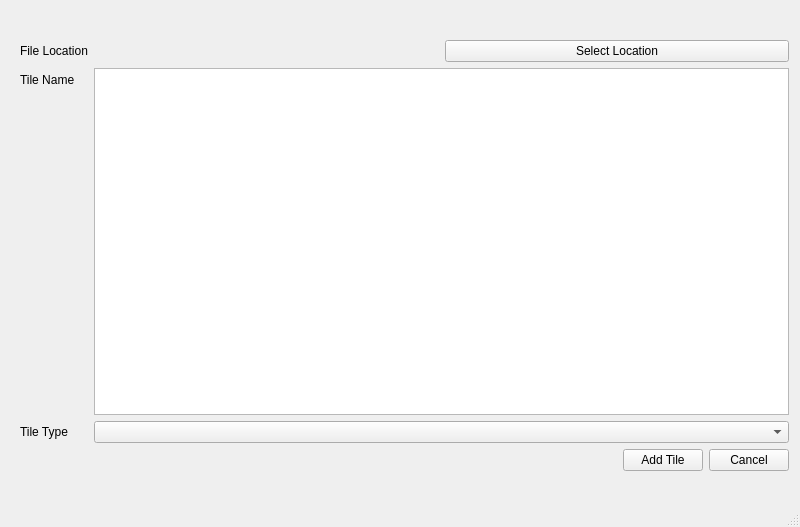
This is Attempt 2/LevelDeveloper/newtilewindow.ui in EoinAbbey-Maher/MainProject as Qt 5 draws it before an edit. The edited form follows.
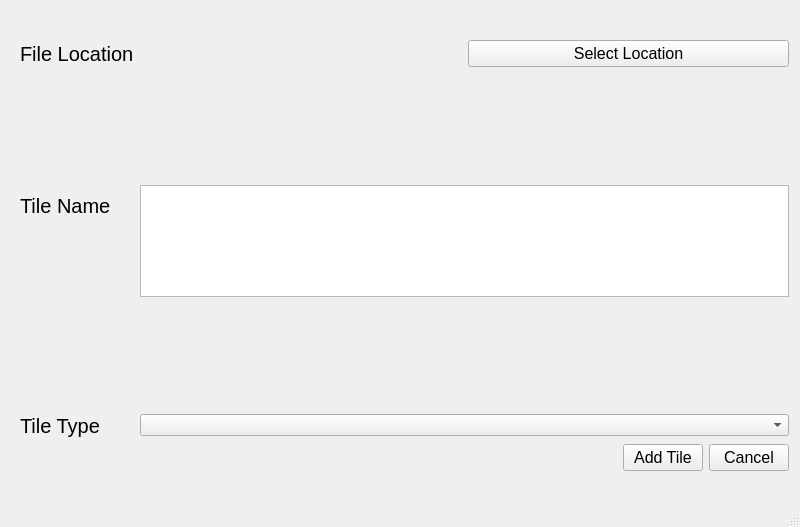
This is the edited form.

The edit to the form file:
```diff
--- a/Attempt 2/LevelDeveloper/newtilewindow.ui
+++ b/Attempt 2/LevelDeveloper/newtilewindow.ui
@@ -44,6 +44,11 @@
        </item>
        <item row="1" column="0">
         <widget class="QLabel" name="m_SelectFileText">
+         <property name="font">
+          <font>
+           <pointsize>15</pointsize>
+          </font>
+         </property>
          <property name="text">
           <string>File Location</string>
          </property>
@@ -63,6 +68,11 @@
          </item>
          <item>
           <widget class="QPushButton" name="m_SelectFileButton">
+           <property name="font">
+            <font>
+             <pointsize>12</pointsize>
+            </font>
+           </property>
            <property name="text">
             <string>Select Location</string>
            </property>
@@ -70,31 +80,64 @@
          </item>
         </layout>
        </item>
-       <item row="2" column="0">
-        <widget class="QLabel" name="m_InsertTileName">
-         <property name="text">
-          <string>Tile Name</string>
-         </property>
-        </widget>
-       </item>
        <item row="2" column="1">
-        <widget class="QPlainTextEdit" name="m_TileNameInput"/>
+        <spacer name="verticalSpacer">
+         <property name="orientation">
+          <enum>Qt::Vertical</enum>
+         </property>
+         <property name="sizeHint" stdset="0">
+          <size>
+           <width>20</width>
+           <height>40</height>
+          </size>
+         </property>
+        </spacer>
        </item>
        <item row="3" column="0">
+        <widget class="QLabel" name="m_InsertTileName">
+         <property name="font">
+          <font>
+           <pointsize>15</pointsize>
+          </font>
+         </property>
+         <property name="text">
+          <string>Tile Name</string>
+         </property>
+        </widget>
+       </item>
+       <item row="4" column="1">
+        <spacer name="verticalSpacer_2">
+         <property name="orientation">
+          <enum>Qt::Vertical</enum>
+         </property>
+         <property name="sizeHint" stdset="0">
+          <size>
+           <width>20</width>
+           <height>40</height>
+          </size>
+         </property>
+        </spacer>
+       </item>
+       <item row="5" column="0">
         <widget class="QLabel" name="m_TileTypeText">
+         <property name="font">
+          <font>
+           <pointsize>15</pointsize>
+          </font>
+         </property>
          <property name="text">
           <string>Tile Type</string>
          </property>
         </widget>
        </item>
-       <item row="3" column="1">
+       <item row="5" column="1">
         <widget class="QComboBox" name="comboBox">
          <property name="editable">
           <bool>false</bool>
          </property>
         </widget>
        </item>
-       <item row="4" column="1">
+       <item row="6" column="1">
         <layout class="QHBoxLayout" name="horizontalLayout_2">
          <property name="sizeConstraint">
           <enum>QLayout::SetNoConstraint</enum>
@@ -114,6 +157,11 @@
          </item>
          <item>
           <widget class="QPushButton" name="m_AddButton">
+           <property name="font">
+            <font>
+             <pointsize>12</pointsize>
+            </font>
+           </property>
            <property name="text">
             <string>Add Tile</string>
            </property>
@@ -121,6 +169,11 @@
          </item>
          <item>
           <widget class="QPushButton" name="m_CancelButton">
+           <property name="font">
+            <font>
+             <pointsize>12</pointsize>
+            </font>
+           </property>
            <property name="text">
             <string>Cancel</string>
            </property>
@@ -128,6 +181,48 @@
          </item>
         </layout>
        </item>
+       <item row="3" column="1">
+        <widget class="QPlainTextEdit" name="m_TileNameInput">
+         <property name="sizePolicy">
+          <sizepolicy hsizetype="Minimum" vsizetype="Expanding">
+           <horstretch>0</horstretch>
+           <verstretch>0</verstretch>
+          </sizepolicy>
+         </property>
+         <property name="font">
+          <font>
+           <pointsize>15</pointsize>
+          </font>
+         </property>
+         <property name="cursor" stdset="0">
+          <cursorShape>IBeamCursor</cursorShape>
+         </property>
+         <property name="acceptDrops">
+          <bool>false</bool>
+         </property>
+         <property name="toolTipDuration">
+          <number>-1</number>
+         </property>
+         <property name="inputMethodHints">
+          <set>Qt::ImhNone</set>
+         </property>
+         <property name="sizeAdjustPolicy">
+          <enum>QAbstractScrollArea::AdjustToContentsOnFirstShow</enum>
+         </property>
+         <property name="lineWrapMode">
+          <enum>QPlainTextEdit::WidgetWidth</enum>
+         </property>
+         <property name="plainText">
+          <string/>
+         </property>
+         <property name="tabStopWidth">
+          <number>25</number>
+         </property>
+         <property name="placeholderText">
+          <string>Insert New Tile Name</string>
+         </property>
+        </widget>
+       </item>
       </layout>
      </item>
     </layout>
```
Left out of the diff: 2 changed lines with no effect on the pictures.
